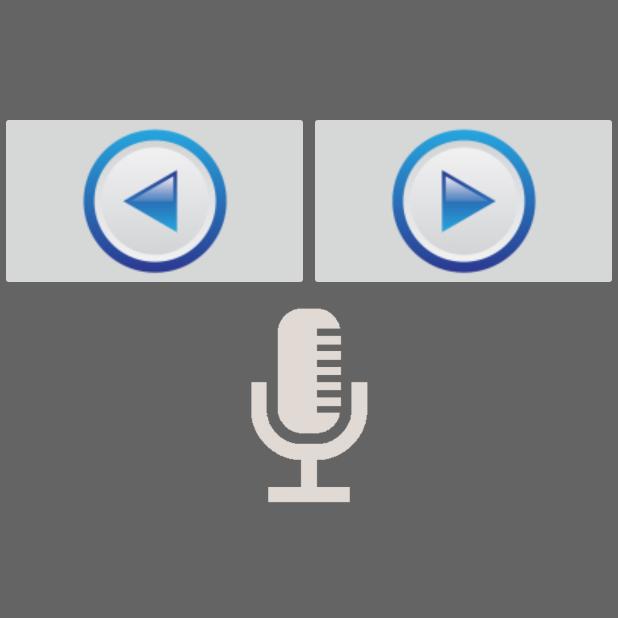
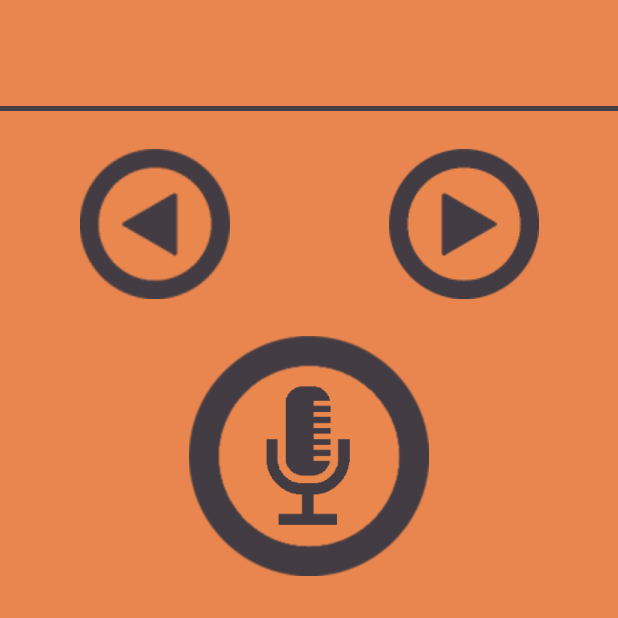
Before and after one commit to vinkstuff/WordFlip, an Android app: the screen it shows after launch (MainActivity), on a phone screen of 412 x 824 dp, the top half of it. Run offline under Robolectric (Android 15) with nearby library versions, the phone set to English and light mode, and no system bars; libraries missing offline, so code that uses them is left out: com.readystatesoftware.sqliteasset; 6 statements that could not run were skipped.

Commit message:
Design changes

```diff
--- a/app/src/main/java/com/filipvinkovic/wordflip/com/filipvinkovic/wordflip/database/Database.java
+++ b/app/src/main/java/com/filipvinkovic/wordflip/database/Database.java
@@ -1,4 +1,4 @@
-package com.filipvinkovic.wordflip.com.filipvinkovic.wordflip.database;
+package com.filipvinkovic.wordflip.database;
 
 import android.content.Context;
 import android.database.Cursor;
@@ -23,7 +23,11 @@ public class Database extends SQLiteAssetHelper {
         String query = "SELECT word FROM words ORDER BY RANDOM() LIMIT 1";
         Cursor cursor = db.rawQuery(query, null);
         cursor.moveToFirst();
+        String word = cursor.getString(0);
 
-        return cursor.getString(0);
+        cursor.close();
+        db.close();
+
+        return word;
     }
 }
--- a/app/src/main/java/com/filipvinkovic/wordflip/main/MainActivity.java
+++ b/app/src/main/java/com/filipvinkovic/wordflip/main/MainActivity.java
@@ -17,7 +17,7 @@ import android.widget.ImageButton;
 import android.widget.TextView;
 
 import com.filipvinkovic.wordflip.R;
-import com.filipvinkovic.wordflip.com.filipvinkovic.wordflip.database.Database;
+import com.filipvinkovic.wordflip.database.Database;
 
 import java.io.File;
 import java.io.FileInputStream;
@@ -30,11 +30,10 @@ import java.io.IOException;
  */
 public class MainActivity extends Activity {
     private static final String LOG_STRING = "WordFlip";
-    private static final int RECORDER_SAMPLERATE = 22050;
+    private static int RECORDER_SAMPLERATE;
     private static final int RECORDER_CHANNELS = AudioFormat.CHANNEL_IN_MONO;
     private static final int RECORDER_AUDIO_ENCODING = AudioFormat.ENCODING_PCM_16BIT;
     private String filePath = null;
-    private String reversedFilePath = null;
     private AudioRecord recorder = null;
     private Thread recordingThread = null;
     private MediaPlayer mPlayer = null;
@@ -63,11 +62,11 @@ public class MainActivity extends Activity {
             public void onClick(View v) {
                 if(!isRecording) {
                     startRecording();
-                    recordButton.setBackgroundResource(R.drawable.record_on_icon);
+                    recordButton.setBackgroundResource(R.drawable.record_on_icon_2);
                 }
                 else {
                     stopRecording();
-                    recordButton.setBackgroundResource(R.drawable.record_off_icon);
+                    recordButton.setBackgroundResource(R.drawable.record_off_icon_2);
                 }
             }
         });
@@ -90,12 +89,12 @@ public class MainActivity extends Activity {
             }
         });
 
+        RECORDER_SAMPLERATE = getValidSampleRate();
         bufferSize = AudioRecord.getMinBufferSize(RECORDER_SAMPLERATE,
                 RECORDER_CHANNELS, RECORDER_AUDIO_ENCODING);
 
         String directoryPath = Environment.getExternalStorageDirectory().getAbsolutePath();
         filePath = directoryPath + "/wfaudio.pcm";
-        reversedFilePath = directoryPath + "/wfreversedaudio.pcm";
     }
 
     int BufferElements2Rec = 1024; // want to play 2048 (2K) since 2 bytes we use only 1024
@@ -143,7 +142,6 @@ public class MainActivity extends Activity {
 
         while (isRecording) {
             // gets the voice output from microphone to byte format
-
             recorder.read(sData, 0, BufferElements2Rec);
             try {
                 // // writes the data to file from buffer
@@ -189,7 +187,7 @@ public class MainActivity extends Activity {
             e.printStackTrace();
         }
 
-        if(reverse) {
+        if(reverse) { //Reverse the samples (2 bytes each) of the track
             reversedData = new byte[byteData.length];
             for(int i = 0; i < byteData.length; i += 2) {
                 reversedData[i] = byteData[byteData.length - 2 - i];
@@ -216,8 +214,19 @@ public class MainActivity extends Activity {
             Log.d(LOG_STRING, "audio track is not initialised ");
     }
 
-    private void stopAudio() {
-        mPlayer.release();
+    private int getValidSampleRate() {
+        int r = 8000;
+        for(int rate : new int[] {8000, 11025, 16000, 22050, 44100}) {
+            int bufferSize = AudioRecord.getMinBufferSize(rate,
+                    RECORDER_CHANNELS, RECORDER_AUDIO_ENCODING);
+            if(bufferSize > 0) {
+                if(rate == 22050) {
+                    return rate;
+                }
+                r = rate;
+            }
+        }
+        return r;
     }
 
     @Override
--- /dev/null
+++ b/app/src/main/res/drawable/border_shape.xml
@@ -0,0 +1,10 @@
+<?xml version="1.0" encoding="utf-8"?>
+<layer-list xmlns:android="http://schemas.android.com/apk/res/android">
+    <item android:left="-5dp" android:right="-5dp"  android:top="-5dp"
+        android:bottom="0dp">
+        <shape android:shape="rectangle">
+            <solid android:color="#ffe9864f" />
+            <stroke android:width="3dp" android:color="#453E45" />
+        </shape>
+    </item>
+</layer-list>
--- a/app/src/main/res/layout/activity_main.xml
+++ b/app/src/main/res/layout/activity_main.xml
@@ -4,23 +4,26 @@
     android:layout_height="fill_parent"
     xmlns:android="http://schemas.android.com/apk/res/android"
     android:gravity="center_horizontal"
-    android:background="@color/grey">
+    android:background="#ffe9864f">
 
     <LinearLayout
-        android:orientation="horizontal"
+        android:orientation="vertical"
         android:layout_width="fill_parent"
-        android:layout_height="74dp">
+        android:layout_height="74dp"
+        android:baselineAligned="false">
 
         <TextView
             android:layout_width="fill_parent"
             android:layout_height="fill_parent"
             android:textAppearance="?android:attr/textAppearanceLarge"
-            android:text="Large Text"
             android:id="@+id/twWord"
             android:textAlignment="center"
             android:gravity="center"
-            android:textSize="36dp"
-            android:textColor="#ffffffff" />
+            android:textSize="36sp"
+            android:textColor="#453E45"
+            android:autoText="false"
+            android:clickable="false"
+            android:background="@drawable/border_shape" />
     </LinearLayout>
 
     <LinearLayout
@@ -31,17 +34,20 @@
         android:weightSum="2">
 
         <ImageButton
-            android:layout_width="wrap_content"
-            android:layout_height="wrap_content"
+            android:layout_width="150dp"
+            android:layout_height="150dp"
             android:id="@+id/btnPlayReverse"
             android:src="@drawable/play_reverse_icon"
+            android:background="#00000000"
+            android:adjustViewBounds="false"
             android:layout_weight="1" />
 
         <ImageButton
-            android:layout_width="wrap_content"
-            android:layout_height="wrap_content"
+            android:layout_width="150dp"
+            android:layout_height="150dp"
             android:id="@+id/btnPlay"
             android:src="@drawable/play_icon"
+            android:background="#00000000"
             android:layout_weight="1" />
 
     </LinearLayout>
@@ -50,6 +56,6 @@
         android:layout_width="160dp"
         android:layout_height="160dp"
         android:id="@+id/btnRecord"
-        android:background="@drawable/record_off_icon" />
+        android:background="@drawable/record_off_icon_2" />
 
 </LinearLayout>
```
Also changed, not shown: app/src/main/res/drawable/play_icon.png, app/src/main/res/drawable/play_reverse_icon.png, app/src/main/res/drawable/record_off_icon_2.png (added), app/src/main/res/drawable/record_on_icon_2.png (added).
